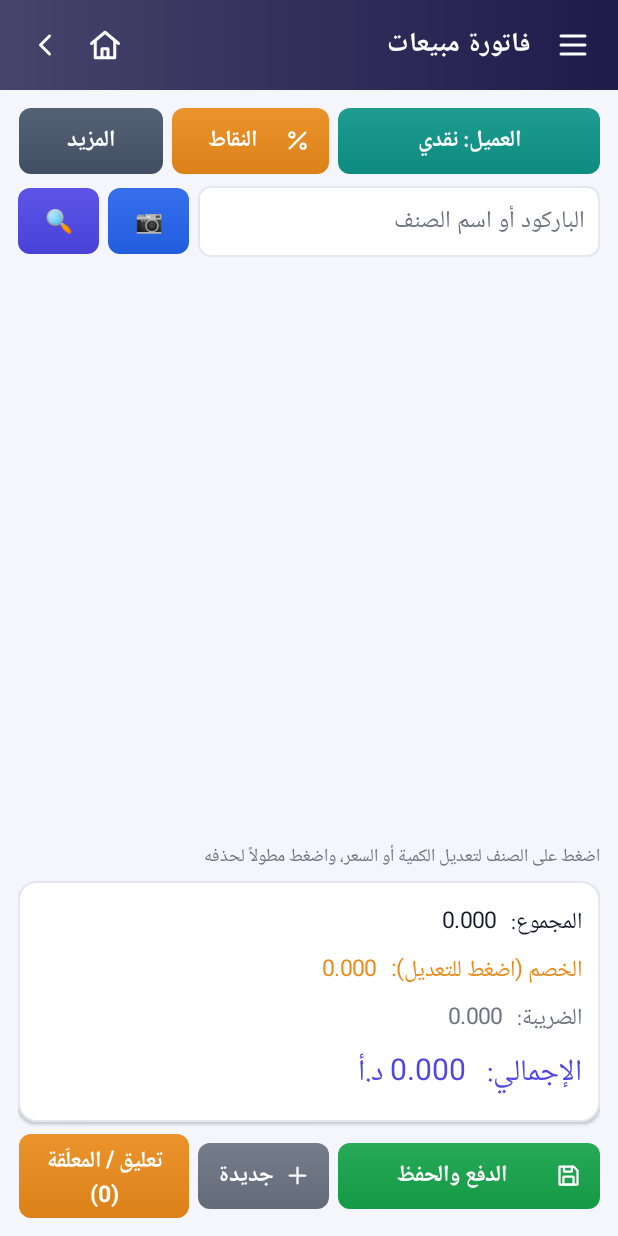
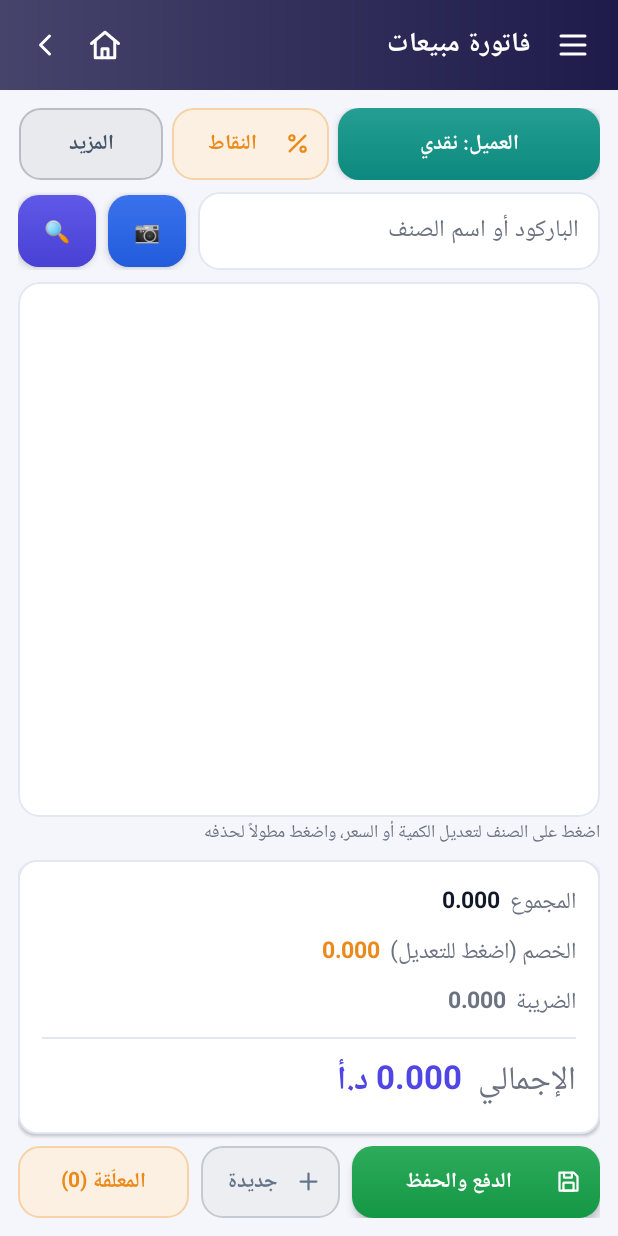
Before and after one commit to mohmedabuawad121996-blip/MarketPos-Android, an Android app: the HomeActivity screen opened directly, with no data from a screen before it, after a tap on "بيع", on a phone screen of 412 x 824 dp. Run offline under Robolectric (Android 15) with nearby library versions, the phone set to English and light mode, and no system bars; libraries missing offline, so code that uses them is left out: com.journeyapps.barcodescanner; 1 statement that could not run was skipped.

Commit message:
Android 1.7: modern invoice screen (rounded buttons, card totals, search field)
Co-Authored-By: Claude Haiku 5.5 <noreply@anthropic.com>
Claude-Session: https://claude.ai/code/session_012EGyFs6XfnwVz2PKK8onZv

```diff
--- a/app/build.gradle
+++ b/app/build.gradle
@@ -10,8 +10,8 @@ android {
         applicationId 'com.marketpro.app'
         minSdk 26
         targetSdk 34
-        versionCode 7
-        versionName '1.6'
+        versionCode 8
+        versionName '1.7'
     }
 
     buildFeatures {
--- a/app/src/main/java/com/marketpro/app/InvoiceActivity.java
+++ b/app/src/main/java/com/marketpro/app/InvoiceActivity.java
@@ -62,21 +62,21 @@ public class InvoiceActivity extends AppCompatActivity {
         LinearLayout body = Ux.screen(this, (editing != null ? "تعديل " : "") + type.title + (editing != null ? " رقم " + editing.no : ""), false);
         // المورد / العميل والمحفظة
         LinearLayout top = Ux.row(this);
-        partyBtn = Ux.button(this, "", Ux.TEAL, v -> pickParty()); top.addView(partyBtn, Ux.weight(1));
-        if (isReturn()) { Button imp = Ux.button(this, "من فاتورة", Ux.PURPLE, v -> importFrom()); LinearLayout.LayoutParams lp = Ux.weight(0.6f); lp.setMarginStart(Ux.dp(this, 6)); top.addView(imp, lp); }
-        if (type == InvType.SALE && com.market.Loyalty.enabled()) { ptsB = Ux.button(this, "النقاط", Ux.ORANGE, v -> redeem()); LinearLayout.LayoutParams lp = Ux.weight(0.6f); lp.setMarginStart(Ux.dp(this, 6)); top.addView(ptsB, lp); }
-        Button more = Ux.button(this, "المزيد", Ux.SLATE, v -> more()); LinearLayout.LayoutParams ml = Ux.weight(0.55f); ml.setMarginStart(Ux.dp(this, 6)); top.addView(more, ml);
+        partyBtn = Ux.modern(Ux.button(this, "", Ux.TEAL, v -> pickParty()), Ux.TEAL, true); top.addView(partyBtn, Ux.weight(1));
+        if (isReturn()) { Button imp = Ux.modern(Ux.button(this, "من فاتورة", Ux.PURPLE, v -> importFrom()), Ux.PURPLE, false); LinearLayout.LayoutParams lp = Ux.weight(0.6f); lp.setMarginStart(Ux.dp(this, 6)); top.addView(imp, lp); }
+        if (type == InvType.SALE && com.market.Loyalty.enabled()) { ptsB = Ux.modern(Ux.button(this, "النقاط", Ux.ORANGE, v -> redeem()), Ux.ORANGE, false); LinearLayout.LayoutParams lp = Ux.weight(0.6f); lp.setMarginStart(Ux.dp(this, 6)); top.addView(ptsB, lp); }
+        Button more = Ux.modern(Ux.button(this, "المزيد", Ux.SLATE, v -> more()), Ux.SLATE, false); LinearLayout.LayoutParams ml = Ux.weight(0.55f); ml.setMarginStart(Ux.dp(this, 6)); top.addView(more, ml);
         body.addView(top);
         // الباركود
         LinearLayout scan = Ux.row(this);
-        code = Ux.field(this, "الباركود أو اسم الصنف", false); code.setImeOptions(EditorInfo.IME_ACTION_DONE);
+        code = Ux.modernField(Ux.field(this, "الباركود أو اسم الصنف", false)); code.setImeOptions(EditorInfo.IME_ACTION_DONE);
         code.setOnEditorActionListener((v, id, e) -> { if (id == EditorInfo.IME_ACTION_DONE || (e != null && e.getKeyCode() == KeyEvent.KEYCODE_ENTER && e.getAction() == KeyEvent.ACTION_DOWN)) { submitCode(); return true; } return false; });
         scan.addView(code, Ux.weight(1));
-        Button cam = Ux.button(this, "📷", Ux.BLUE, v -> scan()); LinearLayout.LayoutParams cl = new LinearLayout.LayoutParams(Ux.dp(this, 54), -2); cl.setMarginStart(Ux.dp(this, 6)); scan.addView(cam, cl);
-        Button find = Ux.button(this, "🔍", Ux.PRIMARY, v -> search(code.getText().toString())); LinearLayout.LayoutParams fl = new LinearLayout.LayoutParams(Ux.dp(this, 54), -2); fl.setMarginStart(Ux.dp(this, 6)); scan.addView(find, fl);
+        Button cam = Ux.modern(Ux.button(this, "📷", Ux.BLUE, v -> scan()), Ux.BLUE, true); LinearLayout.LayoutParams cl = new LinearLayout.LayoutParams(Ux.dp(this, 52), -2); cl.setMarginStart(Ux.dp(this, 8)); scan.addView(cam, cl);
+        Button find = Ux.modern(Ux.button(this, "🔍", Ux.PRIMARY, v -> search(code.getText().toString())), Ux.PRIMARY, true); LinearLayout.LayoutParams fl = new LinearLayout.LayoutParams(Ux.dp(this, 52), -2); fl.setMarginStart(Ux.dp(this, 8)); scan.addView(find, fl);
         Ux.add(body, scan, 8);
         // السطور
-        ListView list = new ListView(this); list.setDivider(null);
+        ListView list = new ListView(this); list.setDivider(null); list.setBackground(Ux.outline(Ux.CARD, Ux.BORDER, 14, this)); list.setClipToOutline(true); list.setVerticalScrollBarEnabled(false);
         adapter = new Ux.Adapter<>(this::lineView); list.setAdapter(adapter);
         list.setOnItemClickListener((p, v, i, id) -> editLine(adapter.getItem(i)));
         list.setOnItemLongClickListener((p, v, i, id) -> { InvLine l = adapter.getItem(i); Ux.confirm(this, "حذف " + l.name + " من الفاتورة؟", () -> { lines.remove(l); refresh(); }); return true; });
@@ -84,15 +84,19 @@ public class InvoiceActivity extends AppCompatActivity {
         TextView hint = Ux.text(this, "اضغط على الصنف لتعديل الكمية أو السعر، واضغط مطولاً لحذفه", 12, false, Ux.MUTED); body.addView(hint);
         // المجاميع
         LinearLayout tot = Ux.card(this);
+        int tp = Ux.dp(this, 16); tot.setPadding(tp, Ux.dp(this, 12), tp, Ux.dp(this, 12));
         subT = new TextView(this); discT = new TextView(this); taxT = new TextView(this); totalT = new TextView(this);
-        tot.addView(subT); tot.addView(discT); tot.addView(taxT); tot.addView(totalT);
+        tot.addView(subT); tot.addView(discT); tot.addView(taxT);
+        View div = new View(this); div.setBackgroundColor(Ux.BORDER); LinearLayout.LayoutParams dv = new LinearLayout.LayoutParams(-1, Ux.dp(this, 1)); dv.topMargin = Ux.dp(this, 6); dv.bottomMargin = Ux.dp(this, 6); tot.addView(div, dv);
+        tot.addView(totalT);
         discT.setOnClickListener(v -> Ux.input(this, "الخصم على الفاتورة", "0", Ui.q(invDiscount), true, s -> { invDiscount = Ui.num(s); refresh(); }));
-        Ux.add(body, tot, 6);
+        Ux.add(body, tot, 8);
         LinearLayout btns = Ux.row(this);
-        Button save = Ux.button(this, type == InvType.ORDER ? "حفظ الطلبية" : type == InvType.QUOTE ? "حفظ عرض السعر" : "الدفع والحفظ", Ux.GREEN, v -> pay()); btns.addView(save, Ux.weight(2));
-        Button clear = Ux.button(this, "جديدة", Ux.MUTED, v -> Ux.confirm(this, "مسح الفاتورة الحالية؟", this::reset)); LinearLayout.LayoutParams bl = Ux.weight(1); bl.setMarginStart(Ux.dp(this, 6)); btns.addView(clear, bl);
+        Button save = Ux.modern(Ux.button(this, type == InvType.ORDER ? "حفظ الطلبية" : type == InvType.QUOTE ? "حفظ عرض السعر" : "الدفع والحفظ", Ux.GREEN, v -> pay()), Ux.GREEN, true);
+        btns.addView(save, Ux.weight(1.6f));
+        Button clear = Ux.modern(Ux.button(this, "جديدة", Ux.GRAY, v -> Ux.confirm(this, "مسح الفاتورة الحالية؟", this::reset)), Ux.GRAY, false); LinearLayout.LayoutParams bl = Ux.weight(0.9f); bl.setMarginStart(Ux.dp(this, 8)); btns.addView(clear, bl);
         if (type == InvType.SALE || type == InvType.PURCHASE) {
-            heldB = Ux.button(this, "", Ux.ORANGE, v -> held()); LinearLayout.LayoutParams hl = Ux.weight(1.3f); hl.setMarginStart(Ux.dp(this, 6)); btns.addView(heldB, hl); }
+            heldB = Ux.modern(Ux.button(this, "", Ux.ORANGE, v -> held()), Ux.ORANGE, false); LinearLayout.LayoutParams hl = Ux.weight(1.1f); hl.setMarginStart(Ux.dp(this, 8)); btns.addView(heldB, hl); }
         Ux.add(body, btns, 8);
         long quote = getIntent().getLongExtra("fromQuote", 0);
         if (quote != 0) { Invoice q = Store.db.invoice(quote); if (q != null) { for (InvLine l : q.lines) lines.add(l.copy()); partyId = q.partyId; invDiscount = q.discount; Ux.toast(this, "تم تحميل عرض السعر رقم " + q.no); } }
@@ -227,10 +231,9 @@ public class InvoiceActivity extends AppCompatActivity {
         setPair(subT, "المجموع", Ui.m(inv.subtotal), Ux.TEXT);
         setPair(discT, "الخصم (اضغط للتعديل)", Ui.m(invDiscount), Ux.ORANGE);
         setPair(taxT, "الضريبة", Ui.m(inv.tax), Ux.MUTED);
-        setPair(totalT, "الإجمالي", Ui.m(inv.total) + " " + Store.db.get("currency", "د.أ"), Ux.PRIMARY);
-        totalT.setTextSize(20);
+        setPair(totalT, "الإجمالي", Ui.m(inv.total) + " " + Store.db.get("currency", "د.أ"), Ux.PRIMARY, 22);
         if (ptsB != null) ptsB.setText(redeemPts > 0 ? "نقاط: " + redeemPts : partyId == 0 ? "النقاط" : "النقاط (" + com.market.Loyalty.balance(partyId) + ")");
-        if (heldB != null) heldB.setText("تعليق / المعلّقة (" + heldCount() + ")");
+        if (heldB != null) heldB.setText("المعلّقة (" + heldCount() + ")");
     }
     /** استبدال نقاط العميل كخصم */
     void redeem() {
@@ -265,9 +268,16 @@ public class InvoiceActivity extends AppCompatActivity {
             if (!lines.isEmpty()) Ux.confirm(this, "الفاتورة الحالية غير محفوظة وستُستبدل. متابعة؟", load); else load.run();
         });
     }
-    void setPair(TextView t, String label, String value, int color) {
-        t.setText(label + ":   " + value); t.setTextColor(color); t.setTextSize(15); t.setPadding(0, Ux.dp(this, 3), 0, Ux.dp(this, 3));
+    /** سطر في المجاميع: الاسم بلون خافت والقيمة بخط عريض بلون التمييز */
+    void setPair(TextView t, String label, String value, int color, float size) {
+        String sep = "  "; String s = label + sep + value; int vs = label.length() + sep.length();
+        android.text.SpannableString sp = new android.text.SpannableString(s);
+        sp.setSpan(new android.text.style.ForegroundColorSpan(Ux.MUTED), 0, label.length(), android.text.Spanned.SPAN_EXCLUSIVE_EXCLUSIVE);
+        sp.setSpan(new android.text.style.StyleSpan(android.graphics.Typeface.BOLD), vs, s.length(), android.text.Spanned.SPAN_EXCLUSIVE_EXCLUSIVE);
+        sp.setSpan(new android.text.style.ForegroundColorSpan(color), vs, s.length(), android.text.Spanned.SPAN_EXCLUSIVE_EXCLUSIVE);
+        t.setText(sp); t.setTextSize(size * Ux.FS); t.setPadding(0, Ux.dp(this, 4), 0, Ux.dp(this, 4));
     }
+    void setPair(TextView t, String label, String value, int color) { setPair(t, label, value, color, 15); }
     void reset() { lines.clear(); partyId = 0; refId = 0; invDiscount = 0; redeemPts = 0; redeemVal = 0; notes = ""; supplierNo = ""; whId = Store.db.mainWh(); editing = null; refresh(); }
 
     void pay() {
--- a/app/src/main/java/com/marketpro/app/Ux.java
+++ b/app/src/main/java/com/marketpro/app/Ux.java
@@ -137,6 +137,35 @@ public final class Ux {
         return b;
     }
 
+    /** شكل عصري للزر: حواف دائرية كبيرة، ظل خفيف، وتأثير لمس. filled = زر ممتلئ، وغير ذلك = زر فاتح بلون التمييز */
+    public static Button modern(Button b, int color, boolean filled) {
+        Context c = b.getContext();
+        GradientDrawable bg;
+        int textColor, iconColor;
+        if (filled) {
+            bg = new GradientDrawable(GradientDrawable.Orientation.TOP_BOTTOM, new int[]{shade(color, 0.10), shade(color, -0.07)});
+            textColor = iconColor = Color.WHITE;
+        } else {
+            bg = outline(DARK_MODE ? shade(color, -0.55) : shade(color, 0.88), DARK_MODE ? shade(color, -0.25) : shade(color, 0.62), 14, c);
+            textColor = iconColor = DARK_MODE ? shade(color, 0.45) : color;
+        }
+        bg.setCornerRadius(dp(c, 14));
+        b.setBackground(new android.graphics.drawable.RippleDrawable(android.content.res.ColorStateList.valueOf(0x33000000 | (color & 0xFFFFFF)), bg, null));
+        b.setElevation(filled ? dp(c, 3) : 0);
+        b.setTextColor(textColor); b.setTextSize(14 * FS);
+        b.setMinHeight(dp(c, 48)); b.setMinimumHeight(dp(c, 48));
+        String ic = Icons.forText(b.getText().toString());
+        if (ic != null && b.getText().length() > 2) b.setCompoundDrawablesRelative(Icons.get(ic, dp(c, 18), iconColor), null, null, null);
+        return b;
+    }
+    /** حقل بحث عصري: حواف دائرية وارتفاع أكبر */
+    public static EditText modernField(EditText e) {
+        Context c = e.getContext();
+        e.setBackground(outline(CARD, BORDER, 14, c)); e.setMinHeight(dp(c, 52)); e.setMinimumHeight(dp(c, 52));
+        int p = dp(c, 14); e.setPadding(p, dp(c, 10), p, dp(c, 10));
+        return e;
+    }
+
     public static EditText field(Context c, String hint, boolean number) {
         EditText e = new EditText(c); e.setHint(hint); e.setTextSize(16 * FS); e.setSingleLine(true); e.setTextColor(TEXT); e.setHintTextColor(MUTED);
         e.setBackground(outline(CARD, BORDER, 8, c)); int p = dp(c, 10); e.setPadding(p, p, p, p);
```
